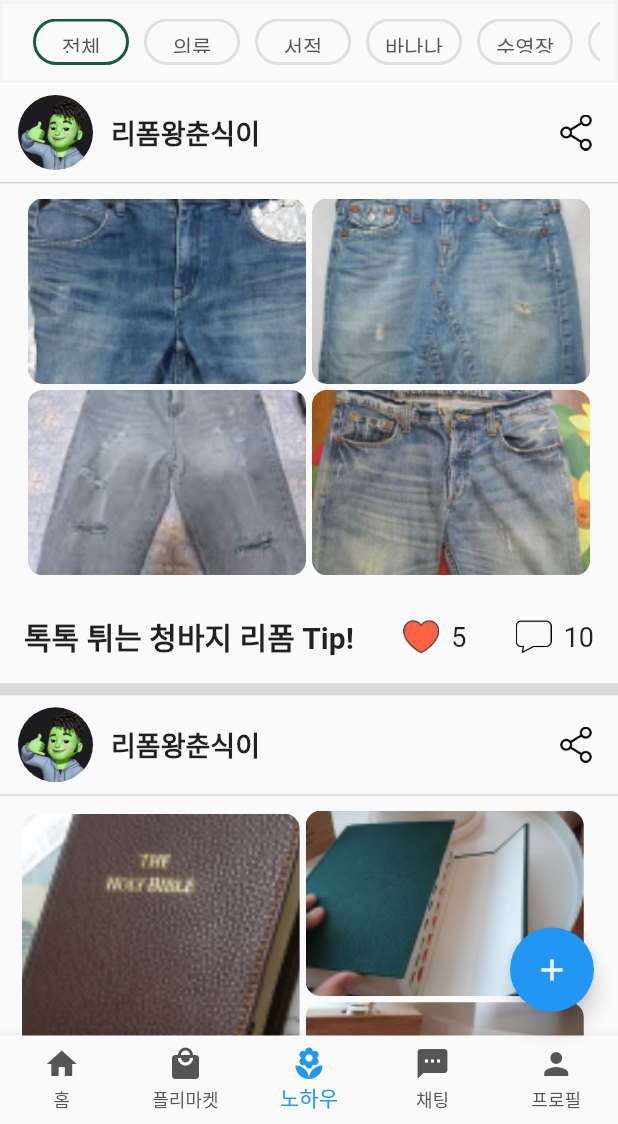
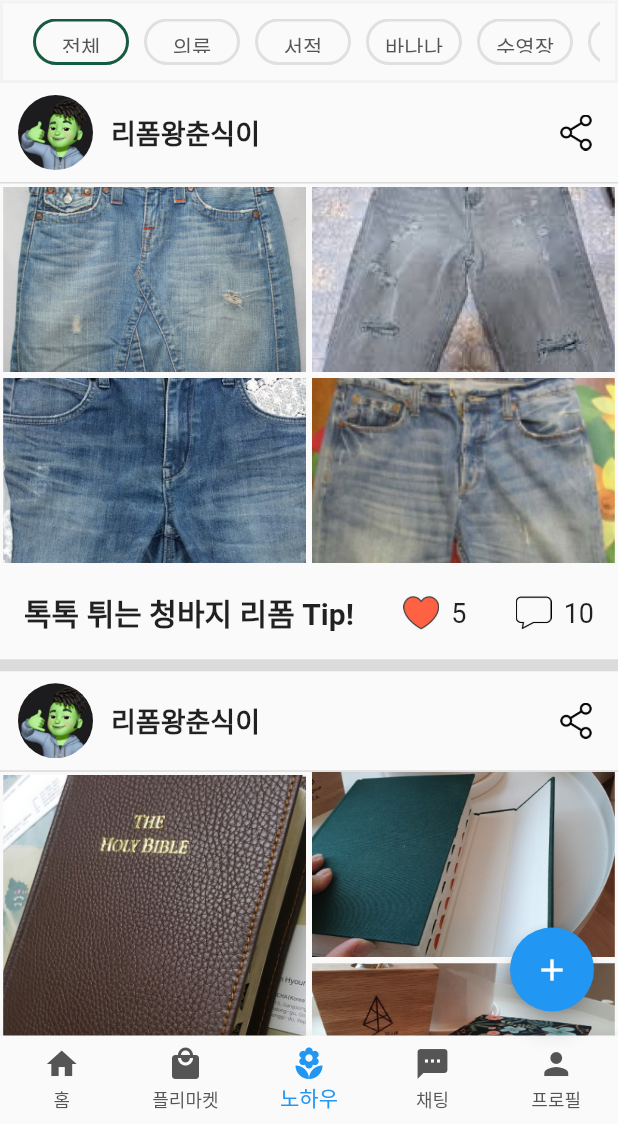
Before and after one commit to hwanny7/Re_Slow, a Flutter app: the screen it shows after launch, item 3 of the bottom bar chosen, on a phone screen of 412 x 824 dp, the part 112-1236 px from its top. Run offline on Flutter 3.47's test engine with Material 2 defaults, Android fonts, the phone set to English and light mode, and no system bars; our stand-ins replace carousel_slider, shared_preferences; accounts and stored records are empty; Roboto replaces fonts that are missing (NanumSquare).

Commit message:
:lipstick: 노하우 상세 페이지 완료 사진, 글 배열 완료 글이 화면 넘어가는 오류 잡음 글의 제목과 글쓴이, 글쓴 날짜 배치 완료 이제 노하우 등록 페이지 만들러 갈 거임

```diff
--- a/frontend/lib/main.dart
+++ b/frontend/lib/main.dart
@@ -22,11 +22,11 @@ class MyApp extends StatelessWidget {
       initialRoute: '/',
       routes: {
         // '/': (context) => MainPage(key: key),
-        '/main': (context) => MainPage(),
+        '/main': (context) => const MainPage(),
         '/': (context) => SplashScreen(),
         '/login': (context) => Login(key: key),
-        '/knowhow': (context) => KnowHow(),
-        '/knowhow/:id': (context) => KnowHowDetail(),
+        '/knowhow': (context) => const KnowHow(),
+        '/knowhow/:id': (context) => const KnowHowDetail(),
       },
     );
   }
--- a/frontend/lib/pages/knowhow/knowhow.dart
+++ b/frontend/lib/pages/knowhow/knowhow.dart
@@ -11,6 +11,7 @@ class KnowHow extends StatefulWidget {
 
 List<dynamic> content = [
   {
+    "id": 1,
     "title": "톡톡 튀는 청바지 리폼 Tip!",
     "userimage": "assets/image/test.jpg",
     "username": "리폼왕춘식이",
@@ -24,6 +25,7 @@ List<dynamic> content = [
     "comment": 10
   },
   {
+    "id": 2,
     "title": "춘식의 서적 리폼 노하우\u{1f60d}",
     "userimage": "assets/image/test.jpg",
     "username": "리폼왕춘식이",
@@ -47,10 +49,9 @@ int _selectedindex = -1;
 class _KnowHowState extends State<KnowHow> {
   late double fullWidth;
   late double fullHeight;
-  String heartImage = "assets/image/heart.png";
   // 사진 개수에 따라 사진 배치
   Widget imageGrid(List images) {
-    fullWidth = MediaQuery.of(context).size.width * 0.9;
+    fullWidth = MediaQuery.of(context).size.width * 0.98;
     fullHeight = MediaQuery.of(context).size.height * 0.3;
     int imagenumber = images.length;
     // 사진 없을 때
@@ -59,7 +60,7 @@ class _KnowHowState extends State<KnowHow> {
       // 사진 한 개일 때
     } else if (imagenumber == 1) {
       return ClipRRect(
-          borderRadius: BorderRadius.circular(10.0),
+          borderRadius: BorderRadius.circular(0.0),
           child: Image.asset(
             images[0],
             width: fullWidth,
@@ -68,11 +69,11 @@ class _KnowHowState extends State<KnowHow> {
           ));
       // 사진 두 개일 때
     } else if (imagenumber == 2) {
-      return Row(children: [
+      return Row(mainAxisAlignment: MainAxisAlignment.center, children: [
         Container(
-            margin: const EdgeInsets.all(2),
+            margin: const EdgeInsets.fromLTRB(0, 0, 2, 0),
             child: ClipRRect(
-                borderRadius: BorderRadius.circular(10.0),
+                borderRadius: BorderRadius.circular(0.0),
                 child: Image.asset(
                   images[0],
                   width: fullWidth / 2,
@@ -80,9 +81,9 @@ class _KnowHowState extends State<KnowHow> {
                   fit: BoxFit.cover,
                 ))),
         Container(
-            margin: const EdgeInsets.all(2),
+            margin: const EdgeInsets.fromLTRB(2, 0, 0, 0),
             child: ClipRRect(
-                borderRadius: BorderRadius.circular(10.0),
+                borderRadius: BorderRadius.circular(0.0),
                 child: Image.asset(
                   images[1],
                   width: fullWidth / 2,
@@ -93,11 +94,12 @@ class _KnowHowState extends State<KnowHow> {
       // 사진 세 개일 때
     } else if (imagenumber == 3) {
       return Row(
+        mainAxisAlignment: MainAxisAlignment.center,
         children: [
           Container(
-              margin: const EdgeInsets.all(2),
+              margin: const EdgeInsets.fromLTRB(0, 0, 2, 0),
               child: ClipRRect(
-                  borderRadius: BorderRadius.circular(10.0),
+                  borderRadius: BorderRadius.circular(0.0),
                   child: Image.asset(
                     images[0],
                     width: fullWidth / 2,
@@ -107,9 +109,9 @@ class _KnowHowState extends State<KnowHow> {
           Column(
             children: [
               Container(
-                  margin: const EdgeInsets.all(2),
+                  margin: const EdgeInsets.fromLTRB(2, 0, 0, 2),
                   child: ClipRRect(
-                      borderRadius: BorderRadius.circular(10.0),
+                      borderRadius: BorderRadius.circular(0.0),
                       child: Image.asset(
                         images[1],
                         width: fullWidth / 2,
@@ -117,9 +119,9 @@ class _KnowHowState extends State<KnowHow> {
                         fit: BoxFit.cover,
                       ))),
               Container(
-                  margin: const EdgeInsets.all(2),
+                  margin: const EdgeInsets.fromLTRB(2, 2, 0, 0),
                   child: ClipRRect(
-                      borderRadius: BorderRadius.circular(10.0),
+                      borderRadius: BorderRadius.circular(0.0),
                       child: Image.asset(
                         images[2],
                         width: fullWidth / 2,
@@ -140,7 +142,7 @@ class _KnowHowState extends State<KnowHow> {
               Container(
                   margin: const EdgeInsets.all(2),
                   child: ClipRRect(
-                      borderRadius: BorderRadius.circular(10.0),
+                      borderRadius: BorderRadius.circular(0.0),
                       child: Image.asset(
                         images[0],
                         width: fullWidth / 2,
@@ -150,7 +152,7 @@ class _KnowHowState extends State<KnowHow> {
               Container(
                   margin: const EdgeInsets.all(2),
                   child: ClipRRect(
-                      borderRadius: BorderRadius.circular(10.0),
+                      borderRadius: BorderRadius.circular(0.0),
                       child: Image.asset(
                         images[1],
                         width: fullWidth / 2,
@@ -164,7 +166,7 @@ class _KnowHowState extends State<KnowHow> {
               Container(
                   margin: const EdgeInsets.all(2),
                   child: ClipRRect(
-                      borderRadius: BorderRadius.circular(10.0),
+                      borderRadius: BorderRadius.circular(0.0),
                       child: Image.asset(
                         images[2],
                         width: fullWidth / 2,
@@ -174,7 +176,7 @@ class _KnowHowState extends State<KnowHow> {
               Container(
                   margin: const EdgeInsets.all(2),
                   child: ClipRRect(
-                      borderRadius: BorderRadius.circular(10.0),
+                      borderRadius: BorderRadius.circular(0.0),
                       child: Image.asset(
                         images[3],
                         width: fullWidth / 2,
@@ -188,13 +190,14 @@ class _KnowHowState extends State<KnowHow> {
       // 사진이 다섯 개 이상일 때
     } else {
       return Row(
+        mainAxisAlignment: MainAxisAlignment.center,
         children: [
           Column(
             children: [
               Container(
                   margin: const EdgeInsets.all(2),
                   child: ClipRRect(
-                      borderRadius: BorderRadius.circular(10.0),
+                      borderRadius: BorderRadius.circular(0.0),
                       child: Image.asset(
                         images[0],
                         width: fullWidth / 2,
@@ -204,7 +207,7 @@ class _KnowHowState extends State<KnowHow> {
               Container(
                   margin: const EdgeInsets.all(2),
                   child: ClipRRect(
-                      borderRadius: BorderRadius.circular(10.0),
+                      borderRadius: BorderRadius.circular(0.0),
                       child: Image.asset(
                         images[1],
                         width: fullWidth / 2,
@@ -218,7 +221,7 @@ class _KnowHowState extends State<KnowHow> {
               Container(
                   margin: const EdgeInsets.all(2),
                   child: ClipRRect(
-                      borderRadius: BorderRadius.circular(10.0),
+                      borderRadius: BorderRadius.circular(0.0),
                       child: Image.asset(
                         images[2],
                         width: fullWidth / 2,
@@ -230,7 +233,7 @@ class _KnowHowState extends State<KnowHow> {
                   child: Stack(
                     children: [
                       ClipRRect(
-                          borderRadius: BorderRadius.circular(10.0),
+                          borderRadius: BorderRadius.circular(0.0),
                           child: Image.asset(
                             images[3],
                             width: fullWidth / 2,
@@ -310,15 +313,13 @@ class _KnowHowState extends State<KnowHow> {
                         color: const Color(0xffDBDBDB)),
                     InkWell(
                         onTap: () => {
-                              Navigator.push(
-                                  context,
-                                  MaterialPageRoute(
-                                      builder: (context) => KnowHowDetail()))
+                              Navigator.pushNamed(context, '/knowhow/:id',
+                                  arguments: {'id': content[index]["id"]})
                             },
                         child: Column(children: [
                           Container(
-                              width: MediaQuery.of(context).size.width * 0.94,
-                              margin: const EdgeInsets.all(8),
+                              width: MediaQuery.of(context).size.width,
+                              margin: const EdgeInsets.all(0),
                               child: Center(
                                   child: Column(children: [
                                 Center(
--- a/frontend/lib/pages/knowhow/knowhowdetail.dart
+++ b/frontend/lib/pages/knowhow/knowhowdetail.dart
@@ -8,33 +8,33 @@ class KnowHowDetail extends StatefulWidget {
   _KnowHowDetailState createState() => _KnowHowDetailState();
 }
 
-List<dynamic> content = [
-  {
+Map<dynamic, dynamic> content = {
+  "id": 1,
   "title": "톡톡 튀는 청바지 리폼 Tip!",
   "userimage": "assets/image/test.jpg",
   "username": "리폼왕춘식이",
   "content": [
-      {"image": "assets/image/image 1.png", "text": "청바지바지밥바바1"},
-      {"image": "assets/image/image 2.png", "text": "청바지바지밥바바2"},
-      {"image": "assets/image/image 3.png", "text": "청바지바지밥바바3"},
-      {"image": "assets/image/image 10.png", "text": "청바지바지밥바바4"},
+    {
+      "image": "assets/image/image 1.png",
+      "text": "청바지를 잘라서 만든 청치마예요^^ 아랫 단은 자연스럽게 잘랐더니 더 예쁜 것 같아요~~"
+    },
+    {
+      "image": "assets/image/image 2.png",
+      "text": "이건 긴바지로 입다가 여름에 입으려고 잘라봤어요~ 레이스 붙이니까 더 특별한 것 같아요!"
+    },
+    {
+      "image": "assets/image/image 3.png",
+      "text": "진회색 청바지인데 제가 발톱으로 긁어놔서 자연스럽게 스크래치가 생겼어요^^"
+    },
+    {
+      "image": "assets/image/image 10.png",
+      "text": "이것도...^^ 저보다 스크래치 잘 만들 수 있는 고양 나와봐요~~ "
+    },
   ],
+  "created_at": "2023-04-27",
   "heart": 5,
   "comment": 10
-  },
-  {
-    "title": "춘식의 서적 리폼 노하우\u{1f60d}",
-    "userimage": "assets/image/test.jpg",
-    "username": "리폼왕춘식이",
-    "content": [
-      {"image": "assets/image/image 4.png", "text": "서적책책북책"},
-      {"image": "assets/image/image 5.png", "text": "체키쳌checkyyyy"},
-      {"image": "assets/image/image 6.png", "text": "책책check책3"},
-    ],
-    "heart": 7,
-    "comment": 10
-  },
-];
+};
 
 class _KnowHowDetailState extends State<KnowHowDetail> {
   Widget smallProfile(String imageaddress, String name) {
@@ -50,7 +50,11 @@ class _KnowHowDetailState extends State<KnowHowDetail> {
                 ))),
         Text(
           name,
-          style: const TextStyle(fontSize: 18, fontWeight: FontWeight.bold),
+          style: const TextStyle(
+              fontSize: 18,
+              fontWeight: FontWeight.bold,
+              color: Colors.black,
+              fontFamily: "NanumSquare"),
         )
       ],
     );
@@ -58,18 +62,83 @@ class _KnowHowDetailState extends State<KnowHowDetail> {
 
   @override
   Widget build(BuildContext context) {
-    return Column(children: [
+    final Map arguments = ModalRoute.of(context)!.settings.arguments as Map;
+    final int id = arguments['id'];
+    return SafeArea(
+        child: Scaffold(
+            body: Column(children: [
+      Expanded(
+          child: Column(
+        children: [
+          Container(
+              margin: const EdgeInsets.all(12),
+              width: MediaQuery.of(context).size.width * 0.7,
+              child: Text(content["title"],
+                  overflow: TextOverflow.ellipsis,
+                  style: const TextStyle(
+                    fontSize: 24,
+                    fontWeight: FontWeight.bold,
+                  ))),
+          Container(
+              width: MediaQuery.of(context).size.width,
+              height: 1,
+              color: const Color(0xffDBDBDB)),
+          Row(
+            mainAxisAlignment: MainAxisAlignment.spaceBetween,
+            children: [
+              smallProfile(content["userimage"], content["username"]),
+              Container(
+                  margin: const EdgeInsets.fromLTRB(0, 0, 16, 0),
+                  child: Text(
+                    content["created_at"],
+                    style: const TextStyle(
+                      fontSize: 16,
+                      fontWeight: FontWeight.w100,
+                    ),
+                  ))
+            ],
+          ),
+          Container(
+              width: MediaQuery.of(context).size.width,
+              height: 1,
+              color: const Color(0xffDBDBDB)),
           Expanded(
               child: ListView.builder(
-              itemCount: content.length,
+                  itemCount: content["content"].length,
                   itemBuilder: (context, index) {
                     return Column(
+                        mainAxisAlignment: MainAxisAlignment.center,
                         children: [
-                    // Image.asset(content[index]["content"]["image"]),
-                    // Text(content[index]["content"]["text"])
+                          Container(
+                              margin: const EdgeInsets.fromLTRB(0, 16, 0, 16),
+                              child: Image.asset("assets/image/dots.png",
+                                  width: 30)),
+                          Container(
+                              margin: const EdgeInsets.fromLTRB(8, 0, 8, 0),
+                              child: Image.asset(
+                                content["content"][index]["image"],
+                                width: MediaQuery.of(context).size.width,
+                                fit: BoxFit.cover,
+                              )),
+                          Container(
+                              margin: const EdgeInsets.all(16),
+                              child: Row(
+                                  mainAxisAlignment: MainAxisAlignment.start,
+                                  children: [
+                                    Expanded(
+                                        child: Text(
+                                      content["content"][index]["text"],
+                                      style: const TextStyle(
+                                        fontSize: 20,
+                                        fontWeight: FontWeight.w100,
+                                        height: 1.4,
+                                      ),
+                                    ))
+                                  ])),
+                        ]);
+                  }))
         ],
-                );
-              })),
-    ]);
+      ))
+    ])));
   }
 }
```
Also changed, not shown: frontend/assets/image/dots.png (added), frontend/assets/image/image 1.png, frontend/assets/image/image 2.png, frontend/assets/image/image 3.png, frontend/assets/image/image 4.png, frontend/assets/image/image 5.png, frontend/assets/image/image 6.png. Lines whose indentation alone changed are shown as unchanged.
